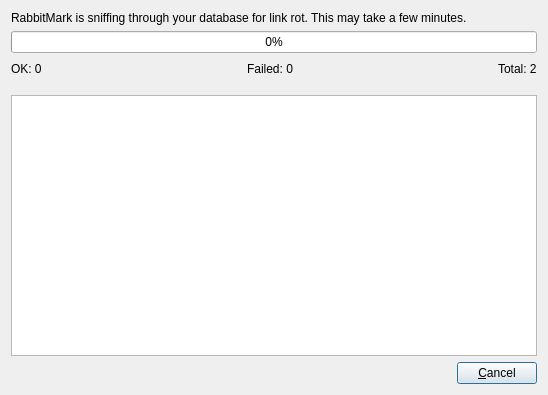
First picture: the form in designer/linkcheck_progress.ui, repository sobjornstad/rabbitmark, before the edit.
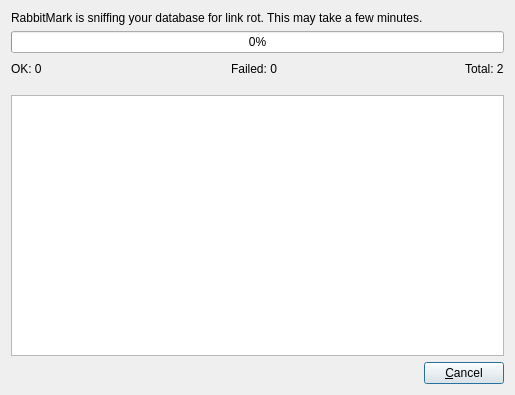
Second picture: the form after the edit.

Commit message: spoof user agent when checking for link rot

What changed in the file:
```diff
--- a/designer/linkcheck_progress.ui
+++ b/designer/linkcheck_progress.ui
@@ -6,7 +6,7 @@
    <rect>
     <x>0</x>
     <y>0</y>
-    <width>548</width>
+    <width>515</width>
     <height>395</height>
    </rect>
   </property>
@@ -17,7 +17,7 @@
    <item>
     <widget class="QLabel" name="label">
      <property name="text">
-      <string>RabbitMark is sniffing through your database for link rot. This may take a few minutes.</string>
+      <string>RabbitMark is sniffing your database for link rot. This may take a few minutes.</string>
      </property>
     </widget>
    </item>
```
The commit also changes 1 other file.
